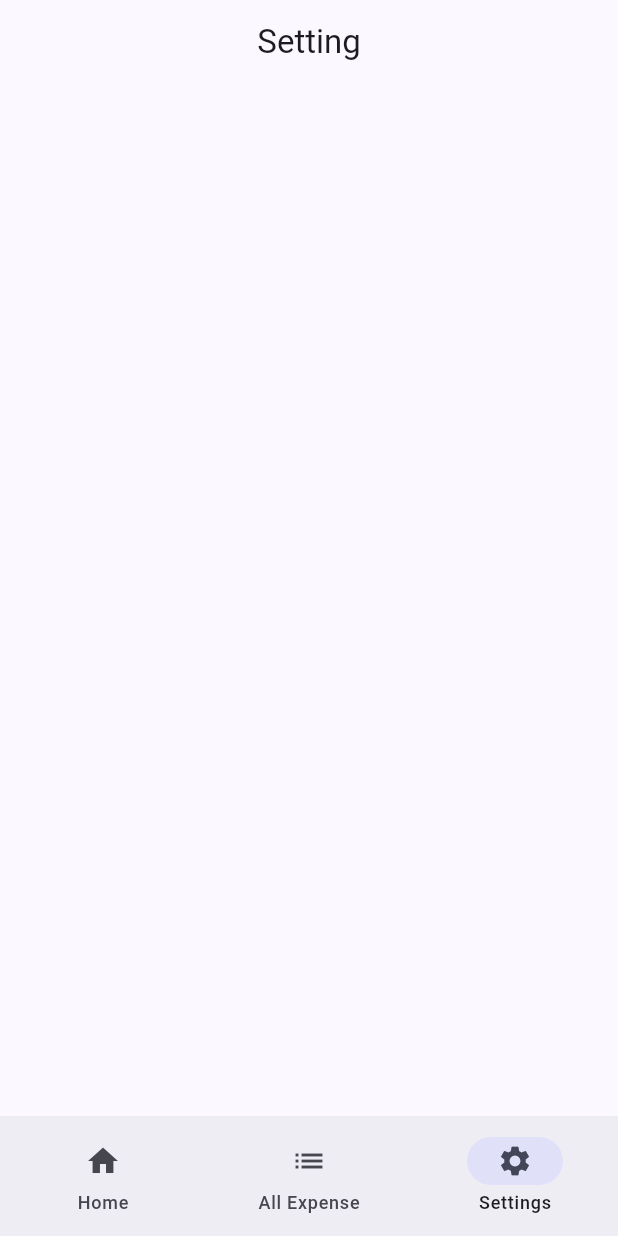
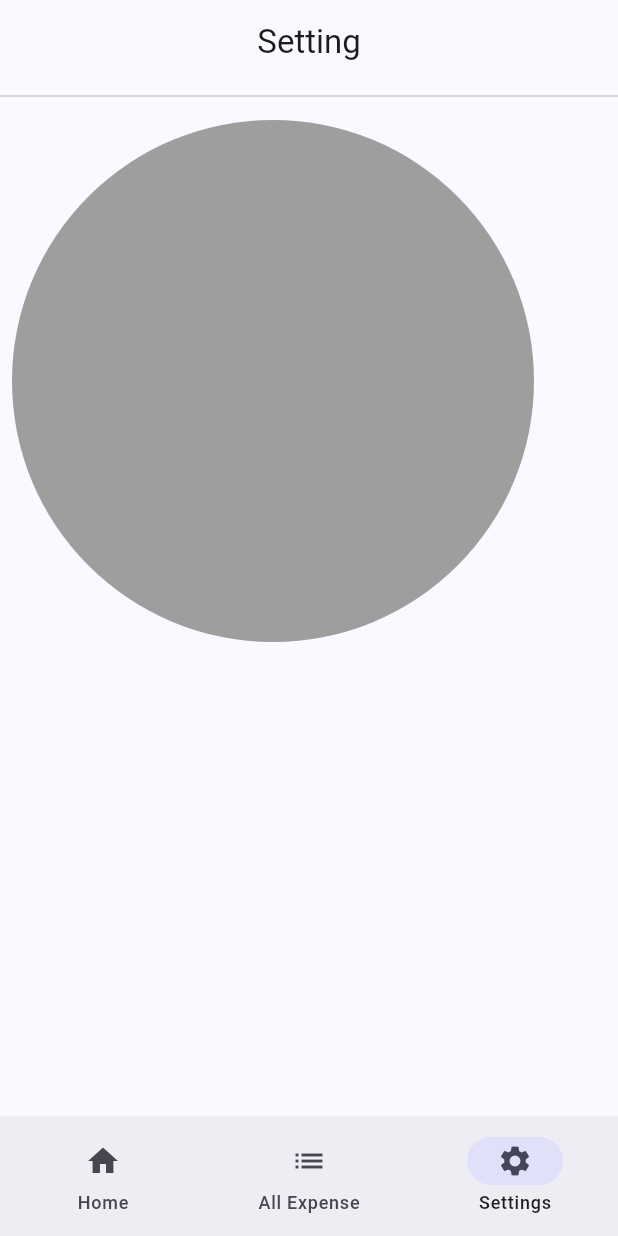
Before and after one commit to rubywai/daily_expense_app, a Flutter app: the screen it shows after launch, item 3 of the bottom bar chosen, on a phone screen of 412 x 824 dp. Run offline on Flutter 3.47's test engine with Material 2 defaults, Android fonts, the phone set to English and light mode, and no system bars; drawn by our look-alikes of pie_chart; our stand-ins replace sqflite; accounts and stored records are empty.

Commit message:
expense category chart

```diff
--- a/lib/database/expense_db.dart
+++ b/lib/database/expense_db.dart
@@ -69,5 +69,8 @@ class ExpenseDatabaseHelper{
     final totalCost = await _expenseDb.rawQuery('select SUM(cost) from $expenseTable where category = "$category"');
     return totalCost[0];
   }
+  Future deleteExpenseById(int id) async{
+    await _expenseDb.rawQuery('delete from $expenseTable where id = $id');
+  }
 
 }
--- /dev/null
+++ b/lib/inherited_widget/database_provider.dart
@@ -0,0 +1,15 @@
+import 'package:daily_expense/database/expense_db.dart';
+import 'package:flutter/cupertino.dart';
+
+class DatabaseProvider extends InheritedWidget{
+  const DatabaseProvider(this.expenseDatabaseHelper, {super.key, required super.child});
+  final ExpenseDatabaseHelper expenseDatabaseHelper;
+  static DatabaseProvider of(BuildContext buildContext){
+    return (buildContext.dependOnInheritedWidgetOfExactType<DatabaseProvider>())!;
+  }
+  @override
+  bool updateShouldNotify(covariant InheritedWidget oldWidget) {
+    return false;
+  }
+
+}
--- a/lib/main.dart
+++ b/lib/main.dart
@@ -1,4 +1,5 @@
 import 'package:daily_expense/database/expense_db.dart';
+import 'package:daily_expense/inherited_widget/database_provider.dart';
 import 'package:daily_expense/ui/screen/home.dart';
 import 'package:daily_expense/ui/screen/main_screen.dart';
 import 'package:flutter/material.dart';
@@ -16,7 +17,9 @@ class MyApp extends StatelessWidget {
 
   @override
   Widget build(BuildContext context) {
-    return  MaterialApp(
+    return  DatabaseProvider(
+      expenseDatabaseHelper,
+      child: MaterialApp(
         debugShowCheckedModeBanner: false,
         theme: ThemeData(
           useMaterial3: true,
@@ -24,8 +27,9 @@ class MyApp extends StatelessWidget {
 
         ),
         //home: Home(expenseDatabaseHelper: expenseDatabaseHelper,),
-      home: MainScreen(expenseDatabaseHelper: expenseDatabaseHelper,),
+        home: MainScreen(),
 
+      ),
     );
   }
 }
--- a/lib/ui/screen/main_screen.dart
+++ b/lib/ui/screen/main_screen.dart
@@ -5,23 +5,23 @@ import 'package:daily_expense/ui/screen/setting_screen.dart';
 import 'package:flutter/material.dart';
 
 class MainScreen extends StatefulWidget {
-  final ExpenseDatabaseHelper expenseDatabaseHelper;
-  const MainScreen({Key? key, required this.expenseDatabaseHelper}) : super(key: key);
+  const MainScreen({Key? key,}) : super(key: key);
 
   @override
   State<MainScreen> createState() => _MainScreenState();
 }
 
 class _MainScreenState extends State<MainScreen> {
-  late Widget _body = Home(expenseDatabaseHelper: widget.expenseDatabaseHelper);
+  late Widget _body = const Home();
   late List<Widget> _bodyList;
   int _selectNavigationInex = 0;
   @override
   void initState() {
     super.initState();
-    _bodyList = [Home(expenseDatabaseHelper: widget.expenseDatabaseHelper),
-     AllExpenseList(expenseDatabaseHelper: widget.expenseDatabaseHelper),
-     SettingScreen(expenseDatabaseHelper: widget.expenseDatabaseHelper,)];
+    _bodyList = [
+      const Home(),
+     AllExpenseList(),
+     SettingScreen()];
   }
   @override
   Widget build(BuildContext context) {
--- a/lib/ui/screen/setting_screen.dart
+++ b/lib/ui/screen/setting_screen.dart
@@ -1,19 +1,28 @@
 import 'package:daily_expense/database/expense_db.dart';
+import 'package:daily_expense/inherited_widget/database_provider.dart';
 import 'package:daily_expense/ui/widget/expense_total_cost_widget.dart';
 import 'package:flutter/material.dart';
+import 'package:pie_chart/pie_chart.dart';
 
 class SettingScreen extends StatefulWidget {
-  final ExpenseDatabaseHelper expenseDatabaseHelper;
-  const SettingScreen({Key? key, required this.expenseDatabaseHelper}) : super(key: key);
+  const SettingScreen({Key? key}) : super(key: key);
 
   @override
   State<SettingScreen> createState() => _SettingScreenState();
 }
 
 class _SettingScreenState extends State<SettingScreen> {
+  late DatabaseProvider databaseProvider;
   @override
   void initState() {
     super.initState();
+  }
+  @override
+  void didChangeDependencies() {
+    // TODO: implement didChangeDependencies
+    super.didChangeDependencies();
+    databaseProvider = DatabaseProvider.of(context);
+
   }
   @override
   Widget build(BuildContext context) {
@@ -22,34 +31,54 @@ class _SettingScreenState extends State<SettingScreen> {
         title: const Text('Setting'),
         centerTitle: true,
       ),
-      body: Column(
-        children: [
-          FutureBuilder<List<Map<String,dynamic>>>(
-              future: widget.expenseDatabaseHelper.getUniqueCategory(),
+      body: FutureBuilder<Map<String,double>>(
+        future: _priceMap(),
         builder: (context,snapshot){
           if(snapshot.hasData){
-                  List<Map<String,dynamic>> uniQueCategoryList = snapshot.data ?? [];
-                  return Expanded(
-                    child: ListView.builder(
-                        itemCount: uniQueCategoryList.length,
-                        itemBuilder: (context,position){
-                          Map<String,dynamic> category = uniQueCategoryList[position];
+            Map<String,double> priceMap = snapshot.data ?? {};
+            return SingleChildScrollView(
+              child: Column(
+                children: [
+                  Column(
+                    children: priceMap.entries.map((e){
                       return ListTile(
-                            title: Text(category['category'] ?? ''),
-                            trailing: ExpenseTotalCost(
-                              todayCostFuture: widget.expenseDatabaseHelper.totalCostByCategory(category['category'] ?? ''),
+                        title: Text(e.key),
+                        trailing: Text('${e.value.toInt()} Ks' ),
+                      );
+                    }).toList(),
+                  ),
+                  Divider(),
+                  PieChart(dataMap: priceMap,
+                    chartValuesOptions: const ChartValuesOptions(
+                      showChartValueBackground: true,
+                      showChartValues: true,
+                      showChartValuesInPercentage: false,
+                      showChartValuesOutside: false,
+                      decimalPlaces: 0,
+                    ),)
+                ],
               ),
             );
-                        }),
-                  );
+
           }
           else if(snapshot.hasError){
             return const Center(child: Text('Something wrong'),);
           }
-                return const Center(child: CircularProgressIndicator(),);
-              })
-        ],
-      ),
+          return const Center(child: CircularProgressIndicator.adaptive(),);
+        },
+      )
     );
   }
+  Future<Map<String,double>> _priceMap() async{
+    Map<String,double> priceMap = {};
+    List<Map<String,dynamic>> uniqueCategoryList = await databaseProvider.expenseDatabaseHelper.getUniqueCategory();
+    for (var value in uniqueCategoryList) {
+      String category = value['category'];
+      Map<String,dynamic> totalCostByCategory = await databaseProvider.expenseDatabaseHelper.totalCostByCategory(category);
+      print('total cost $totalCostByCategory');
+      double price = double.tryParse(totalCostByCategory['SUM(cost)'].toString()) ?? 0;
+      priceMap[category] = price;
     }
+    return priceMap;
+  }
+}
--- a/lib/ui/widget/expense_list_detail_widget.dart
+++ b/lib/ui/widget/expense_list_detail_widget.dart
@@ -8,11 +8,12 @@ class ExpenseListDetailWidget extends StatelessWidget {
   const ExpenseListDetailWidget({
     super.key,
     required Future<Map<String, dynamic>> todayCostFuture,
-    required Future<List<ExpenseModel>> todayExpenseFuture,
+    required Future<List<ExpenseModel>> todayExpenseFuture, this.delete,
   }) : _todayCostFuture = todayCostFuture, _todayExpenseFuture = todayExpenseFuture;
 
   final Future<Map<String, dynamic>> _todayCostFuture;
   final Future<List<ExpenseModel>> _todayExpenseFuture;
+  final Function(int)? delete;
 
   @override
   Widget build(BuildContext context) {
@@ -20,7 +21,7 @@ class ExpenseListDetailWidget extends StatelessWidget {
       children: [
         ExpenseTotalCost(todayCostFuture: _todayCostFuture),
         Divider(),
-        Expanded(child: ExpenseListWidget(expenseFuture: _todayExpenseFuture)),
+        Expanded(child: ExpenseListWidget(expenseFuture: _todayExpenseFuture,delete: delete,)),
       ],
     );
   }
--- a/pubspec.yaml
+++ b/pubspec.yaml
@@ -37,6 +37,7 @@ dependencies:
   cupertino_icons: ^1.0.2
   sqflite: ^2.2.8+4
   path: ^1.8.2
+  pie_chart: ^5.3.2
 
 dev_dependencies:
   flutter_test:
```
Also changed, not shown: lib/ui/screen/all_expense_list_screen.dart (+19 -7 lines), lib/ui/screen/home.dart (+28 -12 lines), lib/ui/widget/expense_list_widget.dart (+10 -5 lines), pubspec.lock. Lines whose indentation alone changed are shown as unchanged.
